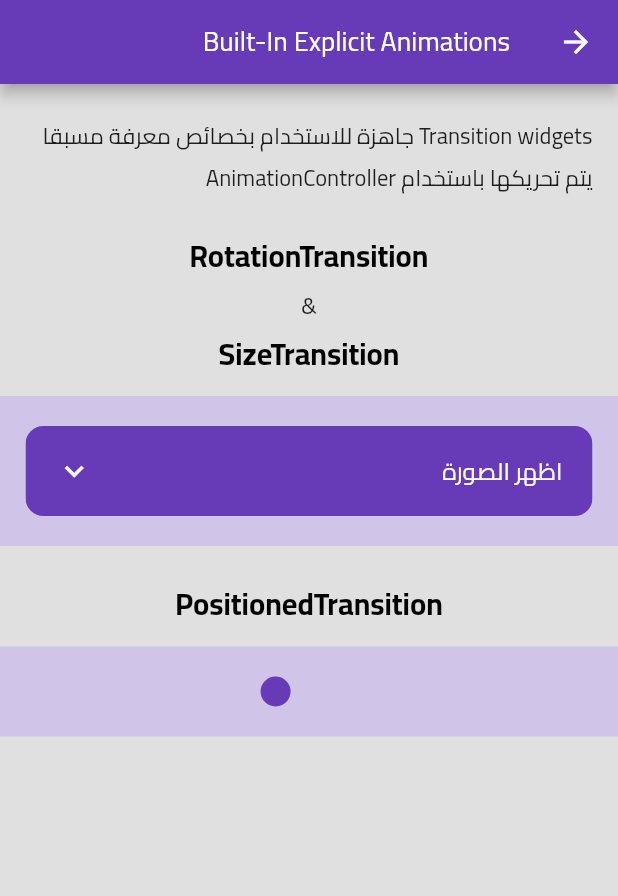
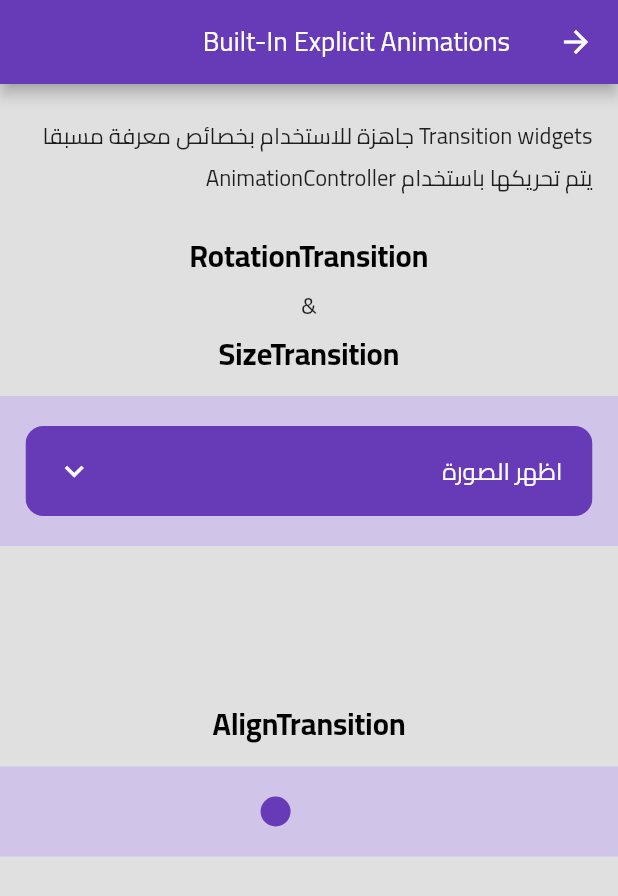
Before and after one commit to Roaa94/flutter-festival-session, a Flutter app: the BuiltInExplicitAnimationsPage screen opened directly, on a phone screen of 412 x 824 dp. Shown: the top 896 px of the screen. Run offline on Flutter 3.47's test engine with Material 2 defaults, Android fonts, the phone set to English and light mode, and no system bars.

Commit message:
string fix

```diff
--- a/lib/ui/explicit_animations/pages/built_in_explicit_animations_page.dart
+++ b/lib/ui/explicit_animations/pages/built_in_explicit_animations_page.dart
@@ -48,9 +48,9 @@ class BuiltInExplicitAnimationsPage extends StatelessWidget {
               padding: const EdgeInsets.symmetric(horizontal: 17, vertical: 20),
               child: const RotationAndSizeTransitionExample(),
             ),
-            const SizedBox(height: 20),
+            const SizedBox(height: 100),
             const Text(
-              'PositionedTransition',
+              'AlignTransition',
               style: AppTextStyles.h1,
             ),
             const SizedBox(height: 10),
```
